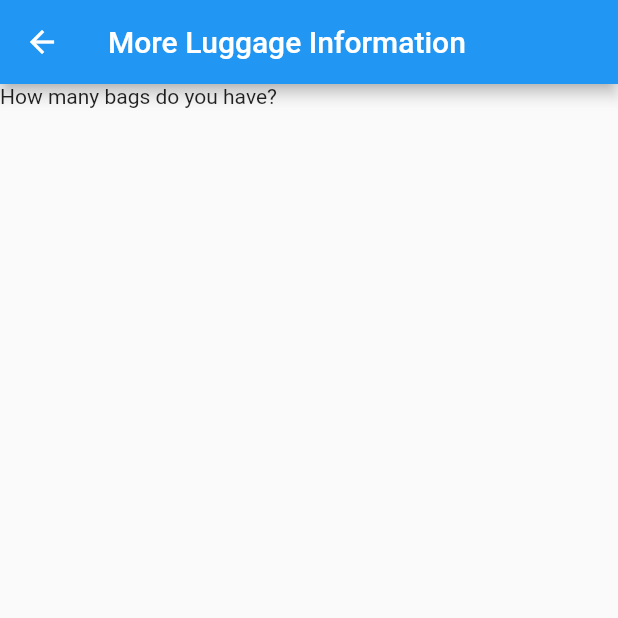
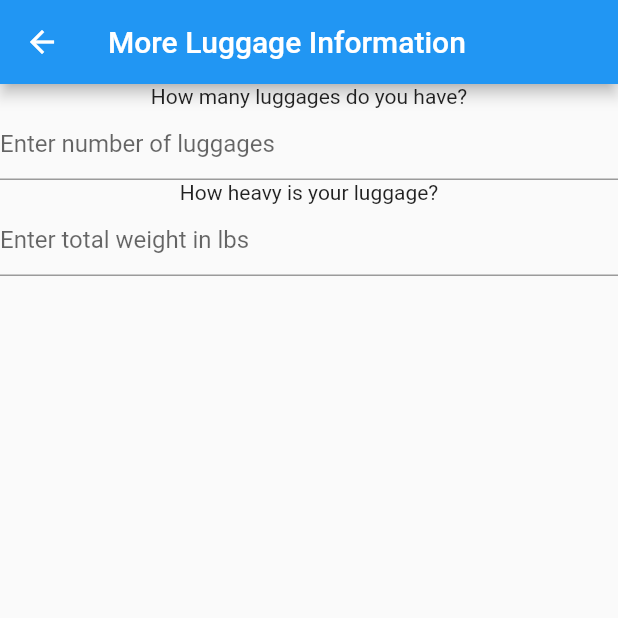
Before and after one commit to 1CoolDavid/AirLyft, a Flutter app: the luggageInfoScreen screen opened directly, on a phone screen of 412 x 824 dp, the top half of it. Run offline on Flutter 3.47's test engine with Material 2 defaults, Android fonts, the phone set to English and light mode, and no system bars.

Commit message:
luggageScreen widgets added, not pretty tho

```diff
--- a/airlyft/lib/luggageInfoScreen.dart
+++ b/airlyft/lib/luggageInfoScreen.dart
@@ -10,7 +10,20 @@
         body: Column(
           children: <Widget>[
             Text(
-              "How many bags do you have?",
+              "How many luggages do you have?",
+            ),
+            TextField(
+              decoration: InputDecoration(
+                hintText: "Enter number of luggages",
+              ),
+            ),
+            Text(
+              "How heavy is your luggage?",
+            ),
+            TextField(
+              decoration: InputDecoration(
+                hintText: "Enter total weight in lbs",
+              ),
             ),
           ],
         ));
```
